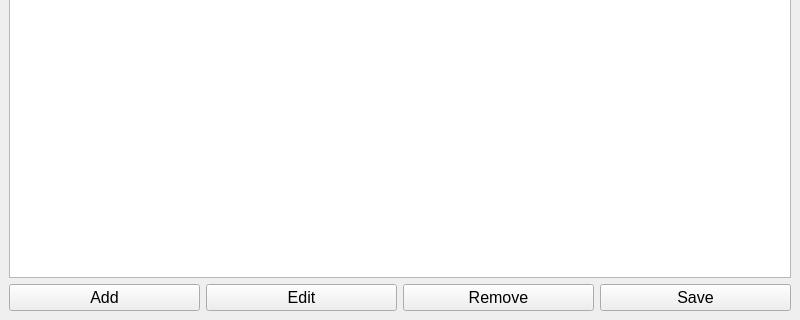
First picture: the form in qt/mainwindow.ui, repository itzMatze/CashGuard, before the edit; both pictures show x 0 to 800 and y 280 to 600 of the 800 by 600 pixel window.
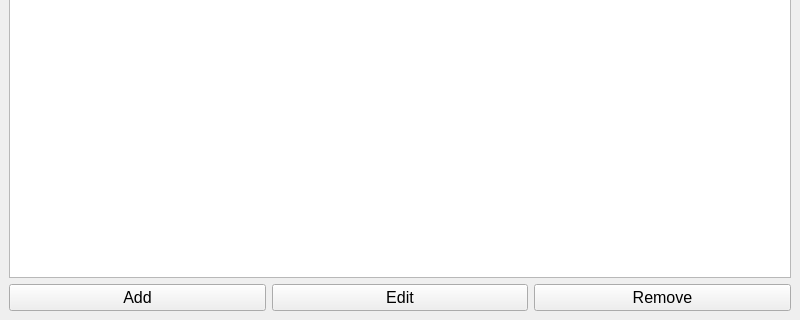
Second picture: the form after the edit.

Commit message: save changes automatically and save a backup of the previous state of the file

```diff
--- a/qt/mainwindow.ui
+++ b/qt/mainwindow.ui
@@ -78,18 +78,6 @@
 									</property>
 								</widget>
 							</item>
-						<item>
-							<widget class="QPushButton" name="saveButton">
-								<property name="font">
-									<font>
-										<pointsize>12</pointsize>
-										</font>
-									</property>
-								<property name="text">
-									<string>Save</string>
-									</property>
-								</widget>
-							</item>
 						</layout>
 					</item>
 				</layout>
```
The commit also changes 2 other files.
